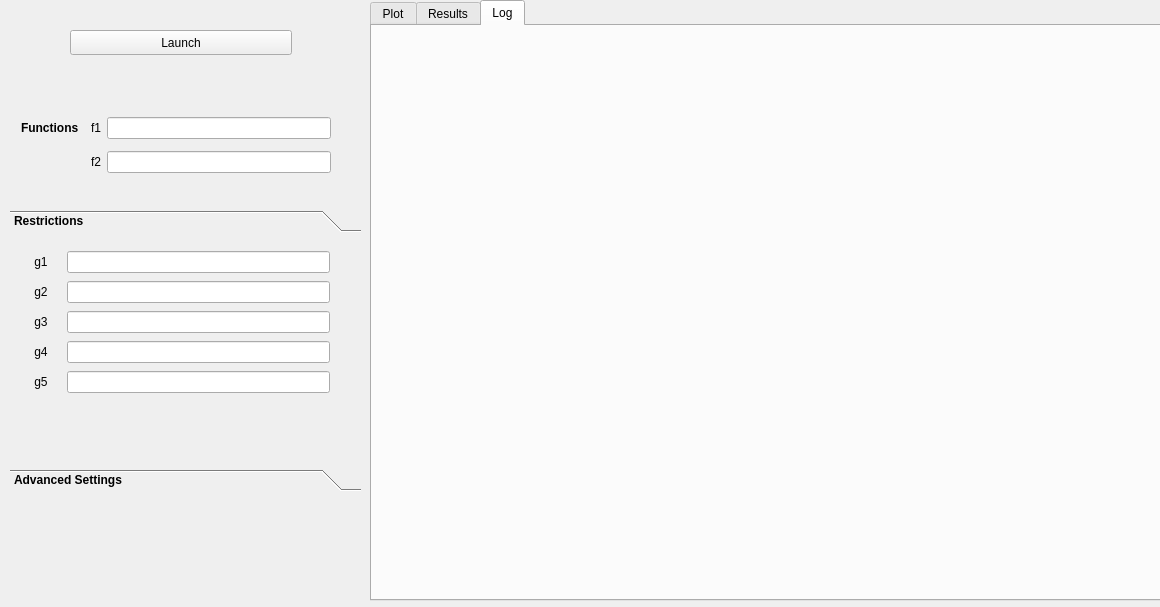
Old version of the form gui/qt4/forms/mainwindow.ui in the repository pawel-jakubowski/NSGA.
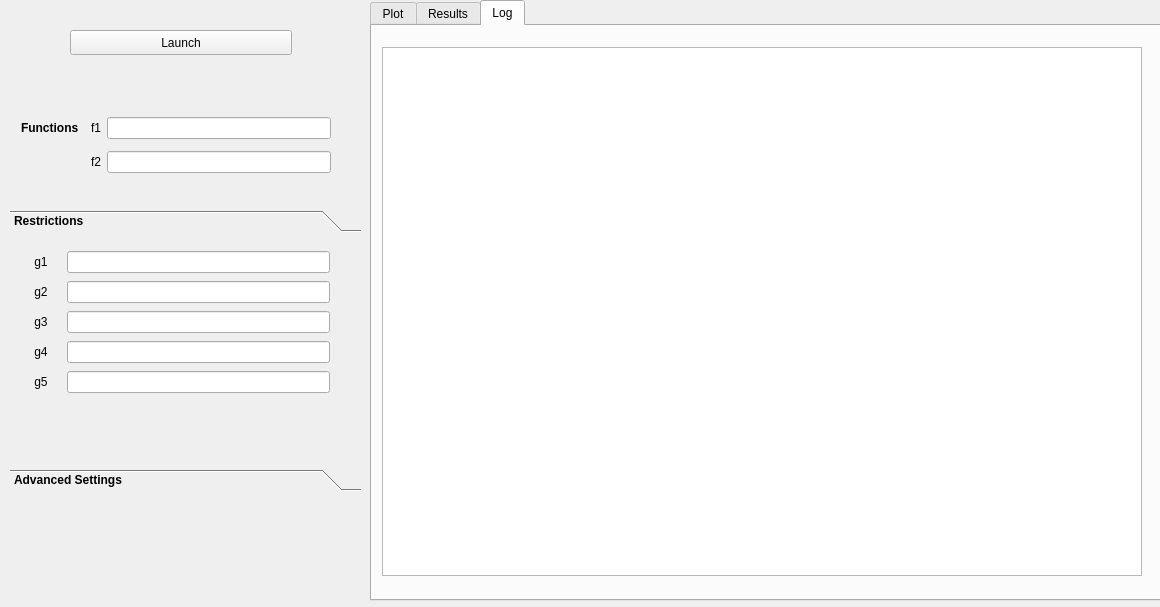
New version of the form. The open tabs and pages were chosen to show the change.

Diff of the .ui file:
```diff
--- a/gui/qt4/forms/mainwindow.ui
+++ b/gui/qt4/forms/mainwindow.ui
@@ -381,6 +381,31 @@
      <attribute name="title">
       <string>Log</string>
      </attribute>
+     <widget class="QWidget" name="verticalLayoutWidget">
+      <property name="geometry">
+       <rect>
+        <x>10</x>
+        <y>10</y>
+        <width>771</width>
+        <height>551</height>
+       </rect>
+      </property>
+      <layout class="QVBoxLayout" name="verticalLayout">
+       <property name="sizeConstraint">
+        <enum>QLayout::SetMaximumSize</enum>
+       </property>
+       <property name="leftMargin">
+        <number>0</number>
+       </property>
+       <item>
+        <widget class="QTextEdit" name="logBox">
+         <property name="readOnly">
+          <bool>true</bool>
+         </property>
+        </widget>
+       </item>
+      </layout>
+     </widget>
     </widget>
    </widget>
   </widget>
```
Left out of the diff: 6 changed lines with no effect on the pictures.
